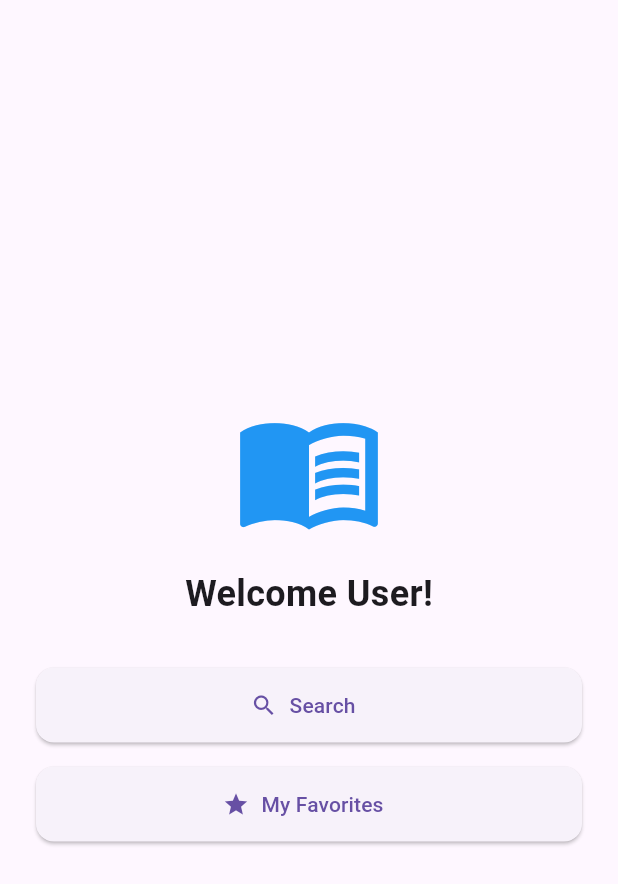
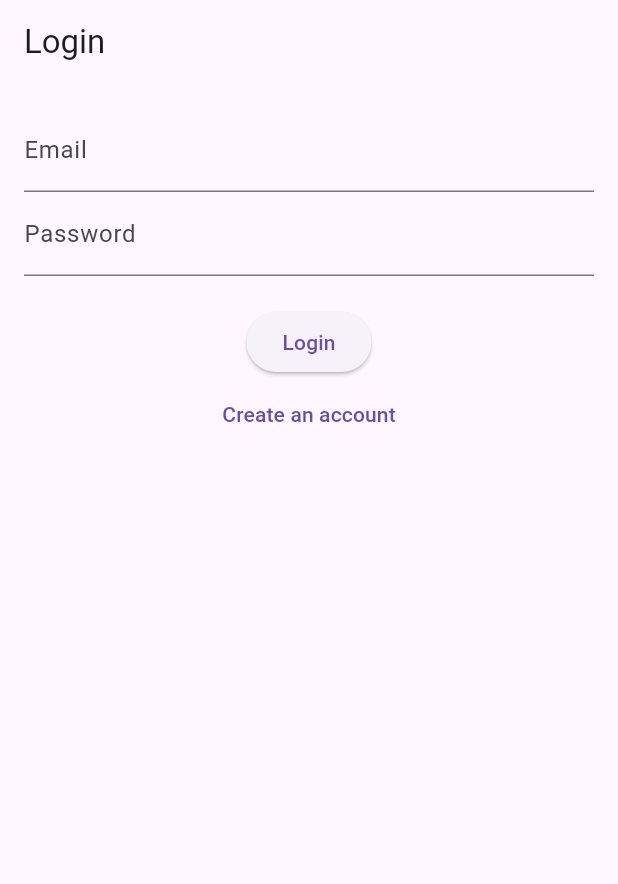
Before and after one commit to TJs87474/Book-app-Project-2, a Flutter app: the screen it shows after launch, on a phone screen of 412 x 824 dp. Shown: the top 884 px of the screen. Run offline on Flutter 3.47's test engine with Material 3 defaults, Android fonts, the phone set to English and light mode, and no system bars; our stand-ins replace cloud_firestore, firebase_auth, firebase_core; accounts and stored records are empty.

Commit message:
Addded firebase authentification and DB

```diff
--- /dev/null
+++ b/lib/LoginPage.dart
@@ -0,0 +1,98 @@
+import 'package:bookapp/HomePage.dart';
+import 'package:flutter/material.dart';
+import 'package:firebase_auth/firebase_auth.dart';
+
+class AuthPage extends StatefulWidget {
+  @override
+  _AuthPageState createState() => _AuthPageState();
+}
+
+class _AuthPageState extends State<AuthPage> {
+  final FirebaseAuth _auth = FirebaseAuth.instance;
+  final TextEditingController _email = TextEditingController();
+  final TextEditingController _password = TextEditingController();
+  bool isLogin = true;
+  bool isLoading = false; // To show loading state
+
+  void _submit() async {
+    try {
+      setState(() {
+        isLoading = true; // Show loading indicator
+      });
+
+      if (isLogin) {
+        await _auth.signInWithEmailAndPassword(
+            email: _email.text, password: _password.text);
+      } else {
+        await _auth.createUserWithEmailAndPassword(
+            email: _email.text, password: _password.text);
+      }
+
+      // On success, navigate to home page or the next screen
+       Navigator.pushReplacement(context, MaterialPageRoute(builder: (_) => HomePage()));
+
+    } catch (e) {
+      print(e);
+      setState(() {
+        isLoading = false; // Hide loading indicator
+      });
+
+      // Display error message
+      showDialog(
+        context: context,
+        builder: (BuildContext context) {
+          return AlertDialog(
+            title: Text('Error'),
+            content: Text(e.toString()), // Show error message from Firebase
+            actions: <Widget>[
+              TextButton(
+                child: Text('OK'),
+                onPressed: () {
+                  Navigator.of(context).pop();
+                },
+              ),
+            ],
+          );
+        },
+      );
+    }
+  }
+
+  @override
+  Widget build(BuildContext context) {
+    return Scaffold(
+      appBar: AppBar(title: Text(isLogin ? 'Login' : 'Register')),
+      body: Padding(
+        padding: const EdgeInsets.all(16),
+        child: Column(
+          children: [
+            TextField(
+              controller: _email,
+              decoration: InputDecoration(labelText: 'Email'),
+            ),
+            TextField(
+              controller: _password,
+              decoration: InputDecoration(labelText: 'Password'),
+              obscureText: true,
+            ),
+            SizedBox(height: 20),
+            ElevatedButton(
+              onPressed: isLoading ? null : _submit, // Disable button while loading
+              child: isLoading
+                  ? CircularProgressIndicator() // Show loading spinner
+                  : Text(isLogin ? 'Login' : 'Register'),
+            ),
+            TextButton(
+              onPressed: () {
+                setState(() => isLogin = !isLogin);
+              },
+              child: Text(isLogin
+                  ? 'Create an account'
+                  : 'Already have an account?'),
+            ),
+          ],
+        ),
+      ),
+    );
+  }
+}
--- a/lib/SearchPage.dart
+++ b/lib/SearchPage.dart
@@ -1,3 +1,4 @@
+import 'package:bookapp/HomePage.dart';
 import 'package:bookapp/Searchresultspage.dart';
 import 'package:bookapp/main.dart';
 import 'package:flutter/material.dart';
--- a/lib/main.dart
+++ b/lib/main.dart
@@ -1,10 +1,19 @@
+import 'package:bookapp/FavoritesPage.dart';
+import 'package:bookapp/SearchPage.dart';
 import 'package:flutter/material.dart';
 import 'package:provider/provider.dart';
-import 'SearchPage.dart'; // Import your SearchPage
-import 'FavoritesPage.dart'; // Import your FavoritesPage
+import 'package:firebase_core/firebase_core.dart';
+import 'firebase_options.dart';
 import 'FavoritesProvider.dart';
+import 'HomePage.dart';
+import 'LoginPage.dart'; // <--- import AuthPage
+import 'package:firebase_auth/firebase_auth.dart'; // <--- import FirebaseAuth
 
-void main() {
+Future<void> main() async {
+  WidgetsFlutterBinding.ensureInitialized();
+  await Firebase.initializeApp(
+    options: DefaultFirebaseOptions.currentPlatform,
+  );
   runApp(
     ChangeNotifierProvider(
       create: (_) => FavoritesProvider(),
@@ -13,84 +22,40 @@ void main() {
   );
 }
 
-
 class AIBookApp extends StatelessWidget {
   @override
   Widget build(BuildContext context) {
     return MaterialApp(
       title: 'My Reading App',
       debugShowCheckedModeBanner: false,
-      home: HomePage(),
-      theme: ThemeData(
-        primarySwatch: Colors.blue,
-      ),
+      theme: ThemeData(primarySwatch: Colors.blue),
+      home: AuthWrapper(), // <--- Dynamic screen based on auth state
+
+       // Define routes here
+      routes: {
+        '/login': (context) => AuthPage(), // Login Page
+        '/home': (context) => HomePage(), // Home Page
+        '/search': (context) => SearchPage(), // Search Page
+        '/favorites': (context) => FavoritesPage(), // Favorites Page
+      },
     );
   }
 }
 
-class HomePage extends StatelessWidget {
+class AuthWrapper extends StatelessWidget {
   @override
   Widget build(BuildContext context) {
-    return Scaffold(
-      body: SafeArea(
-        child: Center(
-          child: SingleChildScrollView(
-            padding: const EdgeInsets.symmetric(horizontal: 24.0, vertical: 36.0),
-            child: Column(
-              mainAxisAlignment: MainAxisAlignment.center,
-              children: [
-                Icon(
-                  Icons.menu_book,
-                  size: 100,
-                  color: Colors.blue,
-                ),
-                const SizedBox(height: 16),
-                const Text(
-                  'Welcome User!',
-                  style: TextStyle(
-                    fontSize: 24,
-                    fontWeight: FontWeight.bold,
-                  ),
-                ),
-                const SizedBox(height: 32),
-                ElevatedButton.icon(
-                  onPressed: () {
-                    Navigator.push(
-                      context,
-                      MaterialPageRoute(builder: (context) => SearchPage()), // Navigate to SearchPage
-                    );
-                  },
-                  icon: const Icon(Icons.search),
-                  label: const Text('Search'),
-                  style: ElevatedButton.styleFrom(
-                    minimumSize: const Size(double.infinity, 50),
-                    shape: RoundedRectangleBorder(
-                      borderRadius: BorderRadius.circular(12),
-                    ),
-                  ),
-                ),
-                const SizedBox(height: 16),
-                ElevatedButton.icon(
-                  onPressed: () {
-                    Navigator.push(
-                      context,
-                      MaterialPageRoute(builder: (context) => FavoritesPage()), // Navigate to FavoritesPage
-                    );
-                  },
-                  icon: const Icon(Icons.star),
-                  label: const Text('My Favorites'),
-                  style: ElevatedButton.styleFrom(
-                    minimumSize: const Size(double.infinity, 50),
-                    shape: RoundedRectangleBorder(
-                      borderRadius: BorderRadius.circular(12),
-                    ),
-                  ),
-                ),
-              ],
-            ),
-          ),
-        ),
-      ),
+    return StreamBuilder<User?>(
+      stream: FirebaseAuth.instance.authStateChanges(), // watches login/logout
+      builder: (context, snapshot) {
+        if (snapshot.connectionState == ConnectionState.waiting) {
+          return Scaffold(body: Center(child: CircularProgressIndicator()));
+        } else if (snapshot.hasData) {
+          return HomePage(); // user is logged in
+        } else {
+          return AuthPage(); // user is NOT logged in
+        }
+      },
     );
   }
 }
--- a/pubspec.yaml
+++ b/pubspec.yaml
@@ -36,6 +36,9 @@ dependencies:
   # Use with the CupertinoIcons class for iOS style icons.
   cupertino_icons: ^1.0.8
   http: ^1.3.0
+  firebase_core: ^3.13.0
+  firebase_auth: ^5.5.3
+  cloud_firestore: ^5.6.7
 
 dev_dependencies:
   flutter_test:
```
Also changed, not shown: lib/BookDetailsPage.dart (+13 -12 lines), lib/FavoritesPage.dart (+58 -26 lines), lib/HomePage.dart (added, +61 -0 lines), lib/SearchResultsPage.dart (+64 -19 lines), lib/favorites_service.dart (added, +49 -0 lines), firebase.json (added), lib/firebase_options.dart (added), pubspec.lock, 7 other files.
